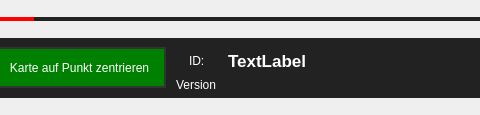
b-lack/qgis-fim-plugin, file fim/gui/form/saveBar.ui: the form before one commit; both pictures show x 194 to 674 and y 0 to 115 of the 954 by 115 pixel window.
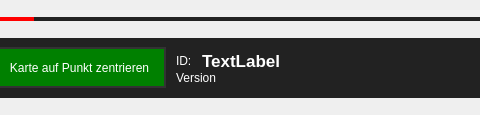
The form after the commit.

```diff
--- a/fim/gui/form/saveBar.ui
+++ b/fim/gui/form/saveBar.ui
@@ -282,6 +282,9 @@
               <verstretch>0</verstretch>
              </sizepolicy>
             </property>
+            <property name="styleSheet">
+             <string notr="true">padding:0;</string>
+            </property>
             <property name="text">
              <string>ID:</string>
             </property>
```
Left out of the diff: 3 changed lines with no effect on the pictures.
